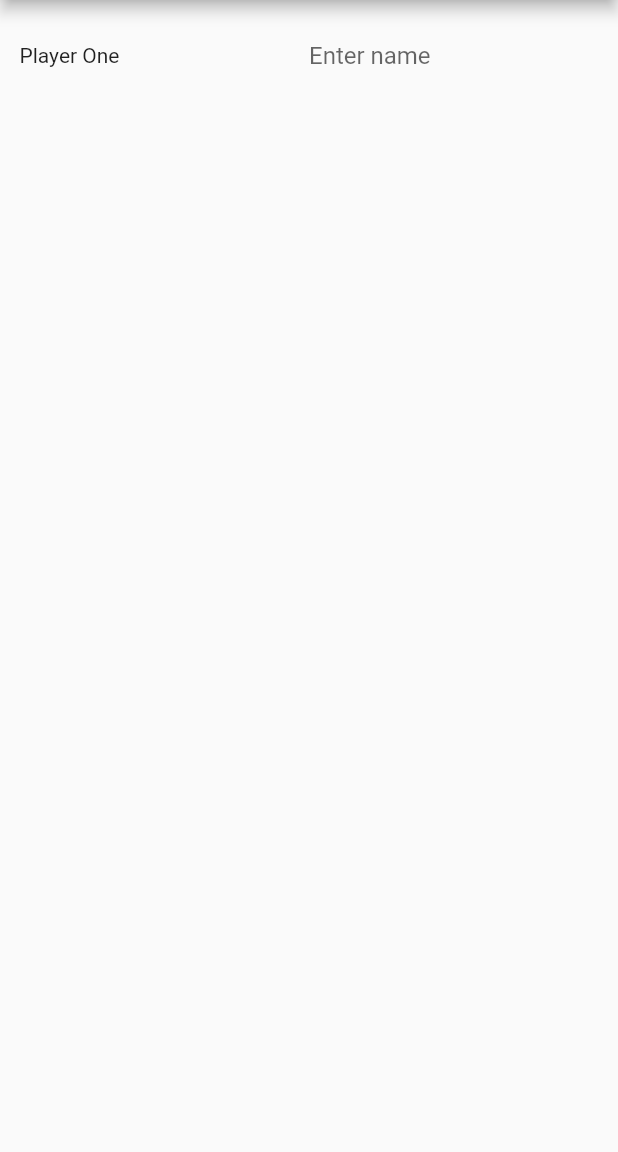
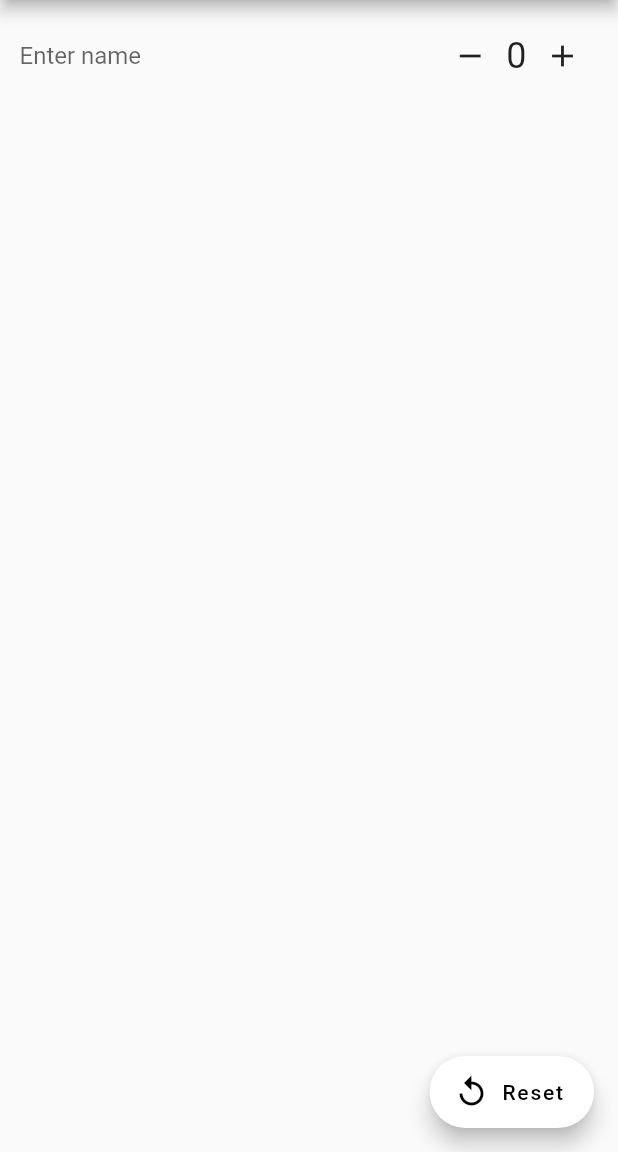
Before and after one commit to LouisWhite15/PingPongScorer, a Flutter app: the Ranking screen opened directly, on a phone screen of 412 x 824 dp, the part 84-1236 px from its top. Run offline on Flutter 3.47's test engine with Material 2 defaults, Android fonts, the phone set to English and light mode, and no system bars; missing offline and left inert: swipedetector.

Commit message:
Made the Ranking page work with one player

```diff
--- a/lib/ranking.dart
+++ b/lib/ranking.dart
@@ -13,7 +13,7 @@ class Ranking extends StatefulWidget {
 
 class _RankingState extends State<Ranking>
 {
-  int _playerOne;
+  int _playerOne = 0;
 
   void _incrementPlayerOne()
   {
@@ -31,6 +31,13 @@ class _RankingState extends State<Ranking>
     });
   }
 
+  void _reset()
+  {
+    setState(() {
+      _playerOne = 0;
+    });
+  }
+
   @override
   Widget build(BuildContext context)
   {
@@ -45,28 +52,35 @@ class _RankingState extends State<Ranking>
             child: Row(
               children: <Widget>[
                 Flexible(
-                  child: Align(
-                    alignment: Alignment.topLeft,
-                    child: Text("Player One",
-                      style: Theme.of(context).textTheme.body1,
-                    )
+                  child: TextField(
+                    decoration: InputDecoration(
+                      border: InputBorder.none,
+                      hintText: "Enter name"
+                    ),
                   )
                 ),
-                Flexible(
-                  child: Align(
-                    alignment: Alignment.topCenter,
-                    child: TextField(
-                      decoration: InputDecoration(
-                        border: InputBorder.none,
-                        hintText: "Enter name"
-                      ),
-                    )
-                  )
+                IconButton(
+                  icon: Icon(Icons.remove),
+                  onPressed: _decrementPlayerOne
                 ),
+                Text('$_playerOne',
+                  style: Theme.of(context).textTheme.headline,
+                ),
+                IconButton(
+                  icon: Icon(Icons.add),
+                  onPressed: _incrementPlayerOne
+                )
               ],
             ),
-          )
+          ),
         ],
+      ),
+      floatingActionButton: FloatingActionButton.extended(
+        onPressed: _reset,
+        label: Text("Reset"),
+        icon: Icon(Icons.replay),
+        backgroundColor: Colors.white,
+        foregroundColor: Colors.black,
       )
     );
   }
--- a/lib/scorer.dart
+++ b/lib/scorer.dart
@@ -78,7 +78,7 @@ class _PingPongScorerState extends State<PingPongScorer>
                         quarterTurns: 2,
                         child:
                         Text('$_teamOneCounter',
-                          style: Theme.of(context).textTheme.display1,
+                          style: Theme.of(context).textTheme.display3,
                         ),
                       ),
                     ],
@@ -99,7 +99,7 @@ class _PingPongScorerState extends State<PingPongScorer>
                     mainAxisAlignment: MainAxisAlignment.center,
                     children: <Widget>[
                       Text('$_teamTwoCounter',
-                        style: Theme.of(context).textTheme.display1
+                        style: Theme.of(context).textTheme.display3
                       )
                     ],
                   )
```
